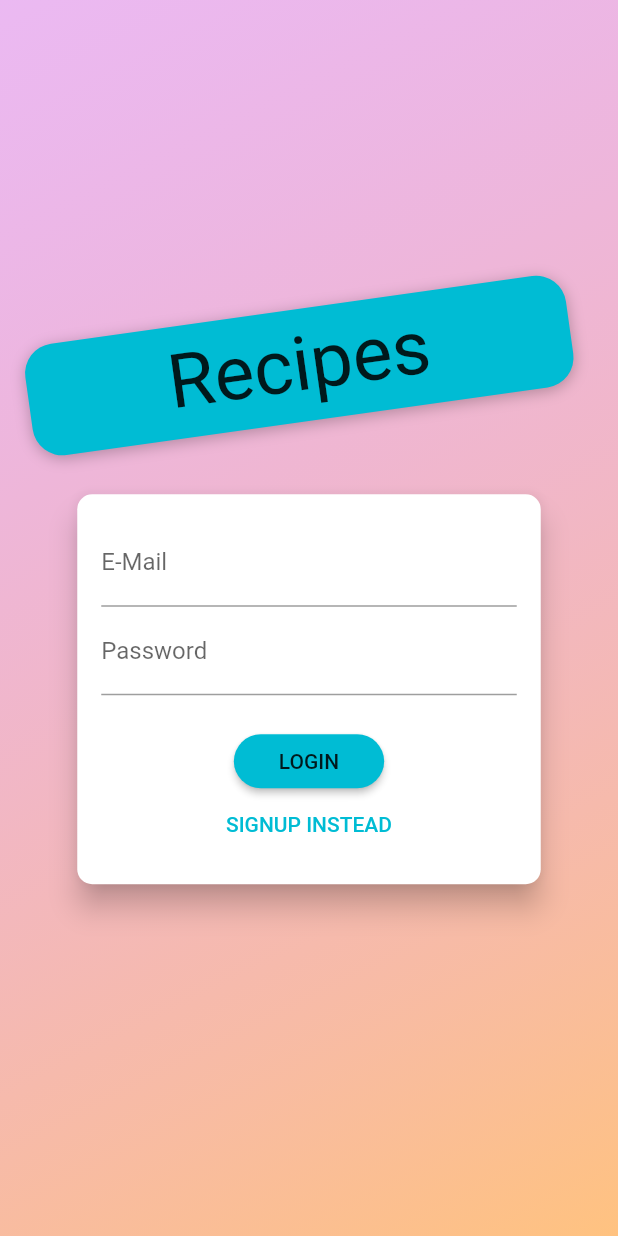
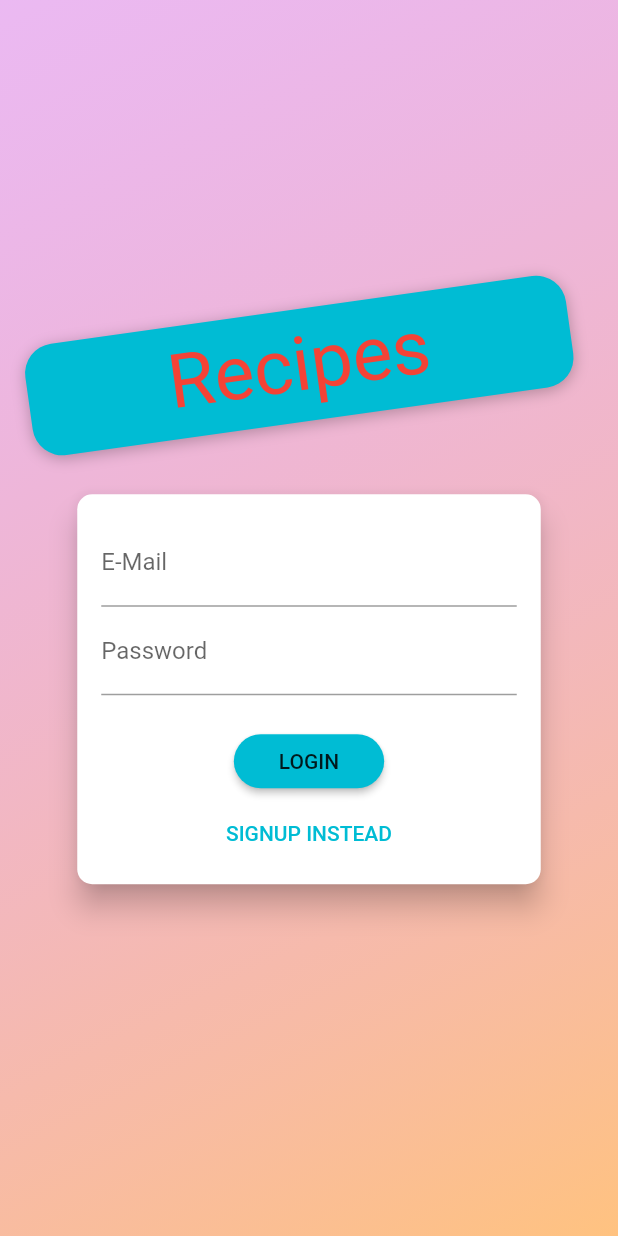
Before and after one commit to omarmetwally/brightski_task, a Flutter app: the screen it shows after launch, on a phone screen of 412 x 824 dp. Run offline on Flutter 3.47's test engine with Material 2 defaults, Android fonts, the phone set to English and light mode, and no system bars; our stand-ins replace dartz, dio, equatable, flutter_bloc, get_it, shared_preferences; Roboto replaces fonts that are missing (Anton).

Commit message:
After_Dart_SDK_UPDATE

```diff
--- a/lib/main.dart
+++ b/lib/main.dart
@@ -90,7 +90,9 @@ class _MyAppState extends State<MyApp> {
       debugShowCheckedModeBanner: false,
       theme: ThemeData(
         primaryColor: Colors.cyan,
-        accentColor: Colors.yellowAccent,
+        colorScheme: ColorScheme.fromSwatch().copyWith(
+          secondary: Colors.red, // Your accent color
+        ),
         canvasColor: Color.fromRGBO(255, 254, 229, 1),
       ),
       initialRoute: '/',
--- a/lib/presentation/models/recipe.dart
+++ b/lib/presentation/models/recipe.dart
@@ -5,7 +5,7 @@ class Recipe {
   late final String? time;
   late final num? rating;
   late final String? description;
-  late final List<String>? ingredients;
+   late final List<String>? ingredients;
 
   Recipe({
     required this.id,
@@ -37,6 +37,7 @@ class Recipe {
 
   @override
   String toString() {
-    return '{"id":"$id","name": "$name", "image": "$image", "time": "$time", "rating": $rating,"description":"$description","ingredients":"$ingredients"}';
+   // final test=(ingredients as List).map((item) => "$item").toList();
+    return '{"id":"$id","name": "$name", "image": "$image", "time": "$time", "rating": $rating,"description":"$description","ingredients":$ingredients}';
   }
 }
--- a/lib/presentation/screens/auth_screen.dart
+++ b/lib/presentation/screens/auth_screen.dart
@@ -63,7 +63,7 @@ class AuthScreen extends StatelessWidget {
                       child: Text(
                         'Recipes',
                         style: TextStyle(
-                          color: Theme.of(context).accentTextTheme.title!.color,
+                          color: Theme.of(context).colorScheme.secondary,
                           fontSize: 50,
                           fontFamily: 'Anton',
                           fontWeight: FontWeight.normal,
@@ -111,7 +111,7 @@ class _AuthCardState extends State<AuthCard> {
         title: Text('Only For Testing'),
         content: Text(message),
         actions: <Widget>[
-          FlatButton(
+          ElevatedButton  (
             child: Text('Okay'),
             onPressed: () {
               Navigator.of(ctx).pop();
@@ -259,25 +259,25 @@ class _AuthCardState extends State<AuthCard> {
                 if (_isLoading)
                   CircularProgressIndicator()
                 else
-                  RaisedButton(
-                    child:
-                        Text(_authMode == AuthMode.Login ? 'LOGIN' : 'SIGN UP'),
+                  ElevatedButton(
+                    child: Text(_authMode == AuthMode.Login ? 'LOGIN' : 'SIGN UP'),
                     onPressed: _submit,
-                    shape: RoundedRectangleBorder(
-                      borderRadius: BorderRadius.circular(30),
+                    style: ElevatedButton.styleFrom(
+                      shape: RoundedRectangleBorder(
+                        borderRadius: BorderRadius.circular(30),
+                      ),
+                      padding: EdgeInsets.symmetric(horizontal: 30.0, vertical: 8.0),
+                      primary: Theme.of(context).primaryColor,
+                      onPrimary: Theme.of(context).primaryTextTheme.button!.color,
                     ),
-                    padding:
-                        EdgeInsets.symmetric(horizontal: 30.0, vertical: 8.0),
-                    color: Theme.of(context).primaryColor,
-                    textColor: Theme.of(context).primaryTextTheme.button!.color,
                   ),
-                FlatButton(
-                  child: Text(
-                      '${_authMode == AuthMode.Login ? 'SIGNUP' : 'LOGIN'} INSTEAD'),
+                TextButton(
+                  child: Text('${_authMode == AuthMode.Login ? 'SIGNUP' : 'LOGIN'} INSTEAD'),
                   onPressed: _switchAuthMode,
-                  padding: EdgeInsets.symmetric(horizontal: 30.0, vertical: 4),
-                  materialTapTargetSize: MaterialTapTargetSize.shrinkWrap,
-                  textColor: Theme.of(context).primaryColor,
+                  style: TextButton.styleFrom(
+                    padding: EdgeInsets.symmetric(horizontal: 30.0, vertical: 4),
+                    primary: Theme.of(context).primaryColor,
+                  ),
                 ),
               ],
             ),
--- a/lib/presentation/screens/tabs_screen.dart
+++ b/lib/presentation/screens/tabs_screen.dart
@@ -51,19 +51,19 @@ class _TabsScreenState extends State<TabsScreen> {
         onTap: _selectPage,
         backgroundColor: Theme.of(context).primaryColorDark,
         unselectedItemColor: Colors.white,
-        selectedItemColor: Theme.of(context).accentColor,
+        selectedItemColor: Theme.of(context).colorScheme.secondary,
         currentIndex: _selectedPageIndex,
          type: BottomNavigationBarType.shifting,
         items: [
           BottomNavigationBarItem(
             backgroundColor: Theme.of(context).primaryColor,
             icon: Icon(Icons.category),
-            title: Text('Recipes'),
+            label: 'Recipes',
           ),
           BottomNavigationBarItem(
             backgroundColor: Theme.of(context).primaryColor,
             icon: Icon(Icons.star),
-            title: Text('Favorites'),
+            label: 'Favorites',
           ),
         ],
       ),
```
Also changed, not shown: lib/presentation/screens/recipe_detail_screen.dart (+4 -4 lines), pubspec.lock, 1 other file.
